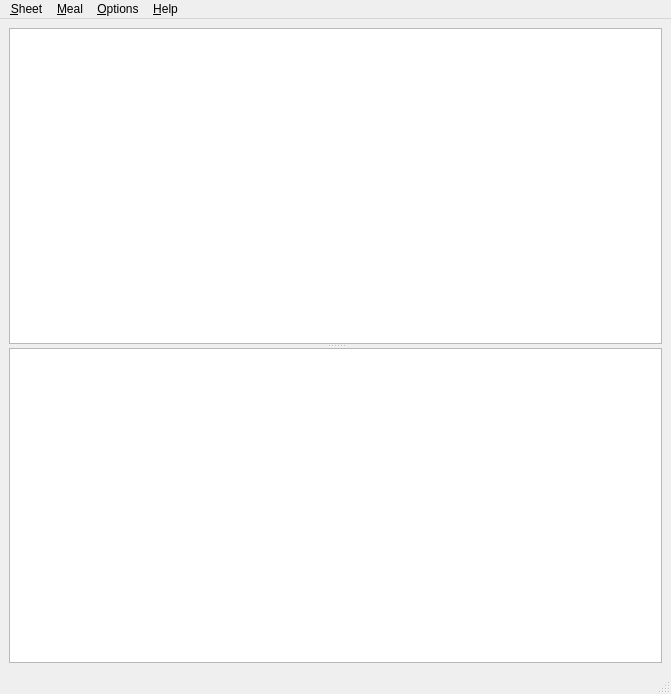
Qt form src/sheetwindow.ui (amellberg/sheetmeal) before a commit.
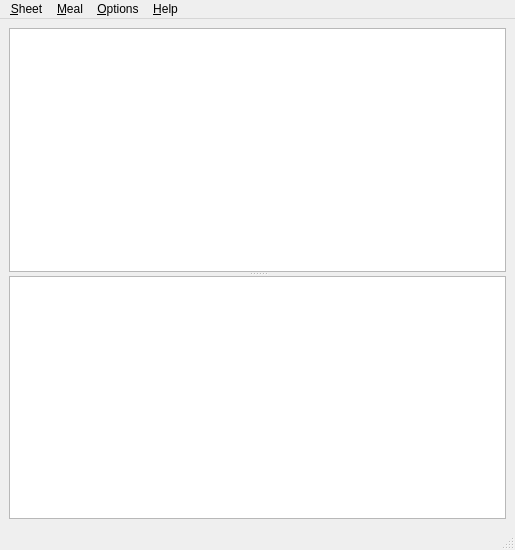
The same form after that commit. Custom widgets are drawn as their Qt base class.

Commit message: Setup meal actions

The edit to the form file:
```diff
--- a/src/sheetwindow.ui
+++ b/src/sheetwindow.ui
@@ -6,8 +6,8 @@
    <rect>
     <x>0</x>
     <y>0</y>
-    <width>671</width>
-    <height>694</height>
+    <width>515</width>
+    <height>550</height>
    </rect>
   </property>
   <property name="windowTitle">
@@ -31,7 +31,7 @@
     <rect>
      <x>0</x>
      <y>0</y>
-     <width>671</width>
+     <width>515</width>
      <height>25</height>
     </rect>
    </property>
```
Left out of the diff: 5 changed lines with no effect on the pictures. The commit also changes 2 other files.
